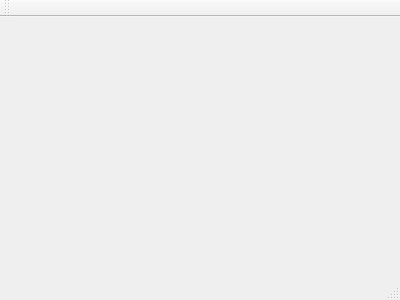
Above: mainwindow.ui from Oakhart/hash_calculator before the change. Below: the same form after it.
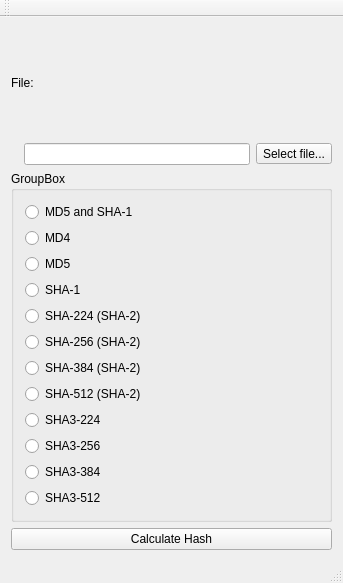
That is the form after the change.

Patch:
```diff
--- a/mainwindow.ui
+++ b/mainwindow.ui
@@ -1,24 +1,174 @@
 <ui version="4.0">
  <class>MainWindow</class>
- <widget class="QMainWindow" name="MainWindow" >
-  <property name="geometry" >
+ <widget class="QMainWindow" name="MainWindow">
+  <property name="geometry">
    <rect>
     <x>0</x>
     <y>0</y>
-    <width>400</width>
-    <height>300</height>
+    <width>343</width>
+    <height>583</height>
    </rect>
   </property>
   <property name="windowTitle" >
    <string>MainWindow</string>
   </property>
-  <widget class="QMenuBar" name="menuBar" />
-  <widget class="QToolBar" name="mainToolBar" />
-  <widget class="QWidget" name="centralWidget" />
-  <widget class="QStatusBar" name="statusBar" />
+  <widget class="QWidget" name="centralWidget">
+   <layout class="QVBoxLayout" name="verticalLayout_3">
+    <item>
+     <layout class="QVBoxLayout" name="verticalLayout">
+      <item>
+       <widget class="QLabel" name="label_2">
+        <property name="text">
+         <string>File:</string>
+        </property>
+       </widget>
+      </item>
+      <item>
+       <layout class="QHBoxLayout" name="horizontalLayout">
+        <item>
+         <widget class="QLabel" name="label">
+          <property name="text">
+           <string/>
+          </property>
+         </widget>
+        </item>
+        <item>
+         <widget class="QLineEdit" name="lineEdit"/>
+        </item>
+        <item>
+         <widget class="QToolButton" name="toolButton">
+          <property name="text">
+           <string>Select file...</string>
+          </property>
+         </widget>
+        </item>
+       </layout>
+      </item>
+     </layout>
+    </item>
+    <item>
+     <widget class="QGroupBox" name="groupBox">
+      <property name="title">
+       <string>GroupBox</string>
+      </property>
+      <layout class="QVBoxLayout" name="verticalLayout_2">
+       <item>
+        <widget class="QRadioButton" name="radioButton_Both">
+         <property name="text">
+          <string>MD5 and SHA-1</string>
+         </property>
+        </widget>
+       </item>
+       <item>
+        <widget class="QRadioButton" name="radioButton_MD4">
+         <property name="text">
+          <string>MD4</string>
+         </property>
+        </widget>
+       </item>
+       <item>
+        <widget class="QRadioButton" name="radioButton_MD5">
+         <property name="text">
+          <string>MD5</string>
+         </property>
+        </widget>
+       </item>
+       <item>
+        <widget class="QRadioButton" name="radioButton_SHA_1">
+         <property name="text">
+          <string>SHA-1</string>
+         </property>
+        </widget>
+       </item>
+       <item>
+        <widget class="QRadioButton" name="radioButton_SHA_224">
+         <property name="text">
+          <string>SHA-224 (SHA-2)</string>
+         </property>
+        </widget>
+       </item>
+       <item>
+        <widget class="QRadioButton" name="radioButton_SHA_256">
+         <property name="text">
+          <string>SHA-256 (SHA-2)</string>
+         </property>
+        </widget>
+       </item>
+       <item>
+        <widget class="QRadioButton" name="radioButton_SHA_384">
+         <property name="text">
+          <string>SHA-384 (SHA-2)</string>
+         </property>
+        </widget>
+       </item>
+       <item>
+        <widget class="QRadioButton" name="radioButton_SHA_512">
+         <property name="text">
+          <string>SHA-512 (SHA-2)</string>
+         </property>
+        </widget>
+       </item>
+       <item>
+        <widget class="QRadioButton" name="radioButton_SHA_3_224">
+         <property name="text">
+          <string>SHA3-224 </string>
+         </property>
+        </widget>
+       </item>
+       <item>
+        <widget class="QRadioButton" name="radioButton_SHA_3_256">
+         <property name="text">
+          <string>SHA3-256</string>
+         </property>
+        </widget>
+       </item>
+       <item>
+        <widget class="QRadioButton" name="radioButton_SHA_3_384">
+         <property name="text">
+          <string>SHA3-384</string>
+         </property>
+        </widget>
+       </item>
+       <item>
+        <widget class="QRadioButton" name="radioButton_SHA_3_512">
+         <property name="text">
+          <string>SHA3-512</string>
+         </property>
+        </widget>
+       </item>
+      </layout>
+     </widget>
+    </item>
+    <item>
+     <widget class="QPushButton" name="pushButton">
+      <property name="text">
+       <string>Calculate Hash</string>
+      </property>
+     </widget>
+    </item>
+   </layout>
+  </widget>
+  <widget class="QMenuBar" name="menuBar">
+   <property name="geometry">
+    <rect>
+     <x>0</x>
+     <y>0</y>
+     <width>343</width>
+     <height>27</height>
+    </rect>
+   </property>
+  </widget>
+  <widget class="QToolBar" name="mainToolBar">
+   <attribute name="toolBarArea">
+    <enum>TopToolBarArea</enum>
+   </attribute>
+   <attribute name="toolBarBreak">
+    <bool>false</bool>
+   </attribute>
+  </widget>
+  <widget class="QStatusBar" name="statusBar"/>
  </widget>
- <layoutDefault spacing="6" margin="11" />
- <pixmapfunction></pixmapfunction>
+ <layoutdefault spacing="6" margin="11"/>
  <resources/>
  <connections/>
 </ui>
```
Left out of the diff: 3 changed lines with no effect on the pictures.
